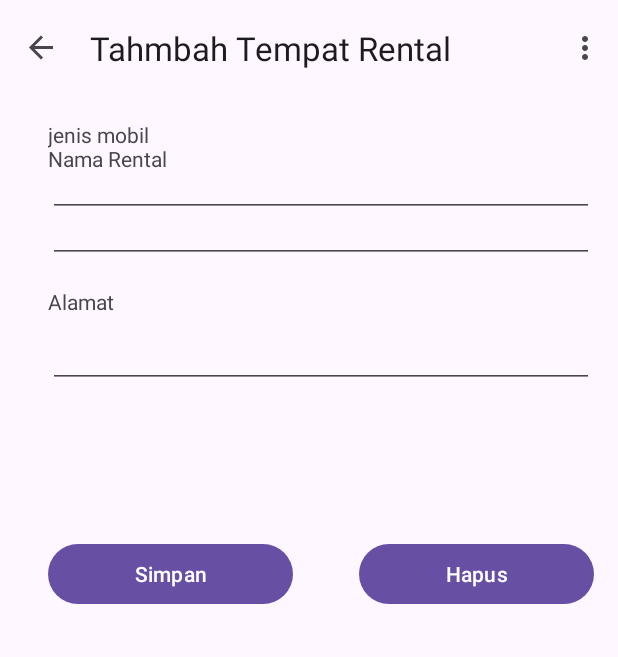
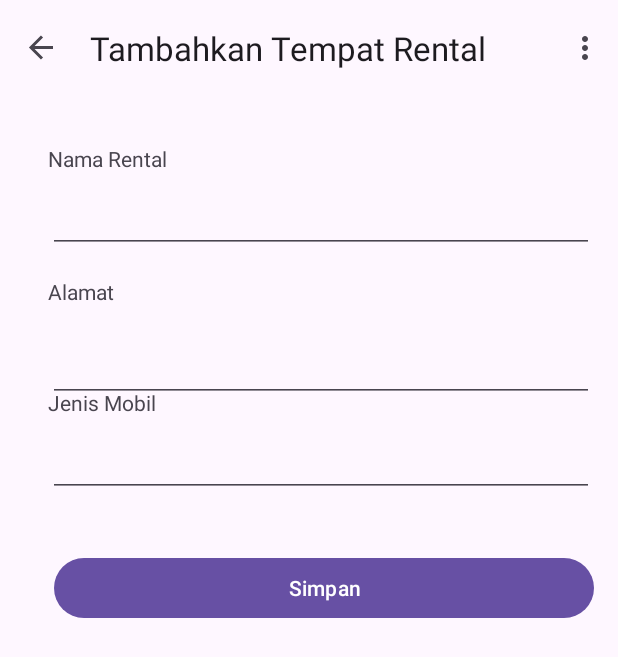
Before and after one commit to faiqotiinn/RentalMobilApp, an Android app: the SecondFragment screen opened through its navigation route, on a phone screen of 412 x 824 dp. Shown: the top 657 px of the screen. Run offline under Robolectric (Android 15) with nearby library versions, the phone set to English and light mode, and no system bars; our stand-ins replace navigation-ui.

Commit message:
Tambah Part 2

```diff
--- a/app/src/main/java/com/example/rentalmobilapp/model/Car.kt
+++ b/app/src/main/java/com/example/rentalmobilapp/model/Car.kt
@@ -12,6 +12,6 @@ data class Car (
     val id: Int = 0,
     val name: String,
     val address: String,
-    val type: String
+    val typecar: String
 
 ) : Parcelable
--- a/app/src/main/java/com/example/rentalmobilapp/ui/CarViewModel.kt
+++ b/app/src/main/java/com/example/rentalmobilapp/ui/CarViewModel.kt
@@ -21,13 +21,13 @@ class CarViewModel(private val repository: CarRepository): ViewModel() {
     }
 
     fun update (car: Car) = viewModelScope.launch {
-        repository.deleteCar(car)
+        repository.updateCar(car)
     }
 }
 class CarViewModelFactory(private val repository: CarRepository): ViewModelProvider.Factory {
     override fun <T : ViewModel> create(modelClass: Class<T>): T {
         if (modelClass.isAssignableFrom((CarViewModel::class.java))) {
-            return super.create(modelClass)
+            return CarViewModel(repository) as T
         }
 
         throw IllegalArgumentException("Unknown viewModel class")
--- a/app/src/main/java/com/example/rentalmobilapp/ui/FirstFragment.kt
+++ b/app/src/main/java/com/example/rentalmobilapp/ui/FirstFragment.kt
@@ -2,6 +2,7 @@ package com.example.rentalmobilapp.ui
 
 import android.content.Context
 import android.os.Bundle
+import android.util.Log
 import androidx.fragment.app.Fragment
 import android.view.LayoutInflater
 import android.view.View
@@ -12,6 +13,7 @@ import androidx.recyclerview.widget.LinearLayoutManager
 import com.example.rentalmobilapp.R
 import com.example.rentalmobilapp.application.CarApp
 import com.example.rentalmobilapp.databinding.FragmentFirstBinding
+import kotlin.math.log
 
 /**
  * A simple [Fragment] subclass as the default destination in the navigation.
@@ -50,6 +52,7 @@ class FirstFragment : Fragment() {
         binding.dataRecyclerView.adapter = adapter
         binding.dataRecyclerView.layoutManager = LinearLayoutManager(context)
         carViewModel.allCar.observe(viewLifecycleOwner) { Car ->
+            Log.d("Ubah", Car.count().toString())
             Car.let {
                 if (Car.isEmpty()) {
                     binding.EmptytextView.visibility = View.VISIBLE
--- a/app/src/main/res/layout/fragment_second.xml
+++ b/app/src/main/res/layout/fragment_second.xml
@@ -13,7 +13,7 @@
 
 
         <TextView
-            android:id="@+id/textView"
+            android:id="@+id/nameTextView"
             android:layout_width="wrap_content"
             android:layout_height="wrap_content"
             android:layout_marginStart="16dp"
@@ -25,17 +25,18 @@
         <EditText
             android:id="@+id/nameEditText"
             android:layout_width="0dp"
-            android:layout_height="48dp"
-            android:layout_marginTop="12dp"
+            android:layout_height="wrap_content"
+            android:layout_marginTop="8dp"
             android:ems="10"
             android:inputType="text"
+            app:layout_constraintBottom_toTopOf="@+id/addressTextView"
             app:layout_constraintEnd_toEndOf="parent"
             app:layout_constraintHorizontal_bias="0.0"
-            app:layout_constraintStart_toStartOf="@+id/textView"
-            app:layout_constraintTop_toBottomOf="@+id/textView" />
+            app:layout_constraintStart_toStartOf="@+id/nameTextView"
+            app:layout_constraintTop_toBottomOf="@+id/nameTextView" />
 
         <TextView
-            android:id="@+id/textView2"
+            android:id="@+id/addressTextView"
             android:layout_width="0dp"
             android:layout_height="wrap_content"
             android:layout_marginTop="16dp"
@@ -48,31 +49,38 @@
             android:id="@+id/addressEditText"
             android:layout_width="0dp"
             android:layout_height="48dp"
+            android:layout_marginTop="16dp"
             android:ems="10"
             android:inputType="text"
-            app:layout_constraintEnd_toEndOf="@+id/textView2"
-            app:layout_constraintStart_toStartOf="@+id/textView2"
-            app:layout_constraintTop_toBottomOf="@+id/textView2" />
+            app:layout_constraintEnd_toEndOf="@+id/addressTextView"
+            app:layout_constraintHorizontal_bias="0.0"
+            app:layout_constraintStart_toStartOf="@+id/addressTextView"
+            app:layout_constraintTop_toBottomOf="@+id/addressTextView" />
 
         <TextView
-            android:id="@+id/jenismobiltextView3"
+            android:id="@+id/typecarTextView"
+            android:layout_width="0dp"
+            android:layout_height="19dp"
+            android:layout_marginTop="16dp"
+            android:text="Jenis Mobil"
+            app:layout_constraintBottom_toBottomOf="@+id/addressEditText"
+            app:layout_constraintEnd_toEndOf="@+id/addressEditText"
+            app:layout_constraintHorizontal_bias="0.0"
+            app:layout_constraintStart_toStartOf="@+id/addressEditText"
+            app:layout_constraintTop_toBottomOf="@+id/addressEditText"
+            app:layout_constraintVertical_bias="0.0" />
+
+        <EditText
+            android:id="@+id/typecarEditText"
             android:layout_width="0dp"
             android:layout_height="wrap_content"
-            android:text="jenis mobil"
-            app:layout_constraintEnd_toEndOf="@+id/addressEditText"
-            app:layout_constraintHorizontal_bias="0.426"
-            app:layout_constraintStart_toStartOf="@+id/addressEditText"
-            tools:layout_editor_absoluteY="195dp" />
-
-        <EditText
-            android:id="@+id/jenismobileditTextText"
-            android:layout_width="0dp"
-            android:layout_height="wrap_content"
+            android:layout_marginTop="8dp"
             android:ems="10"
             android:inputType="text"
-            app:layout_constraintEnd_toEndOf="@+id/jenismobiltextView3"
-            app:layout_constraintStart_toStartOf="@+id/jenismobiltextView3"
-            app:layout_constraintTop_toBottomOf="@+id/jenismobiltextView3" />
+            app:layout_constraintEnd_toEndOf="@+id/typecarTextView"
+            app:layout_constraintHorizontal_bias="0.0"
+            app:layout_constraintStart_toStartOf="@+id/typecarTextView"
+            app:layout_constraintTop_toBottomOf="@+id/typecarTextView" />
 
         <LinearLayout
             android:id="@+id/linearLayout"
@@ -86,26 +94,24 @@
 
 
             <Button
+                android:id="@+id/deleteButton"
+                android:layout_width="wrap_content"
+                android:layout_height="wrap_content"
+                android:layout_weight="1"
+                android:layout_marginEnd="4dp"
+                android:visibility="gone"
+                android:text="Hapus" />
+
+            <Button
                 android:id="@+id/saveButton"
                 android:layout_width="wrap_content"
                 android:layout_height="wrap_content"
                 android:layout_weight="1"
-                android:layout_marginEnd="4dp"
-                android:text="@string/previous"
-                 />
-
-            <Button
-                android:id="@+id/deleteButton"
-                android:layout_width="wrap_content"
-                android:layout_height="wrap_content"
-                android:layout_weight="1"
-                android:layout_marginStart="40dp"
-                android:text="Hapus"
-                />
-
-        </LinearLayout>
+                android:layout_marginStart="4dp"
+                android:text="@string/previous" />
 
 
 
+        </LinearLayout>
     </androidx.constraintlayout.widget.ConstraintLayout>
 </androidx.core.widget.NestedScrollView>
--- a/app/src/main/res/navigation/nav_graph.xml
+++ b/app/src/main/res/navigation/nav_graph.xml
@@ -3,7 +3,6 @@
     xmlns:app="http://schemas.android.com/apk/res-auto"
     xmlns:tools="http://schemas.android.com/tools"
     android:id="@+id/nav_graph"
-    android:label="@string/app_name"
     app:startDestination="@id/FirstFragment">
 
     <fragment
@@ -22,7 +21,7 @@
     <fragment
         android:id="@+id/SecondFragment"
         android:name="com.example.rentalmobilapp.ui.SecondFragment"
-        android:label="@string/second_fragment_label"
+        android:label="Tambahkan Tempat Rental"
         tools:layout="@layout/fragment_second">
 
         <action
```
Also changed, not shown: app/src/main/java/com/example/rentalmobilapp/ui/CarListAdapter.kt (+13 -10 lines), app/src/main/java/com/example/rentalmobilapp/ui/SecondFragment.kt (+17 -14 lines), app/src/main/res/layout/item_car.xml (+9 -3 lines).
